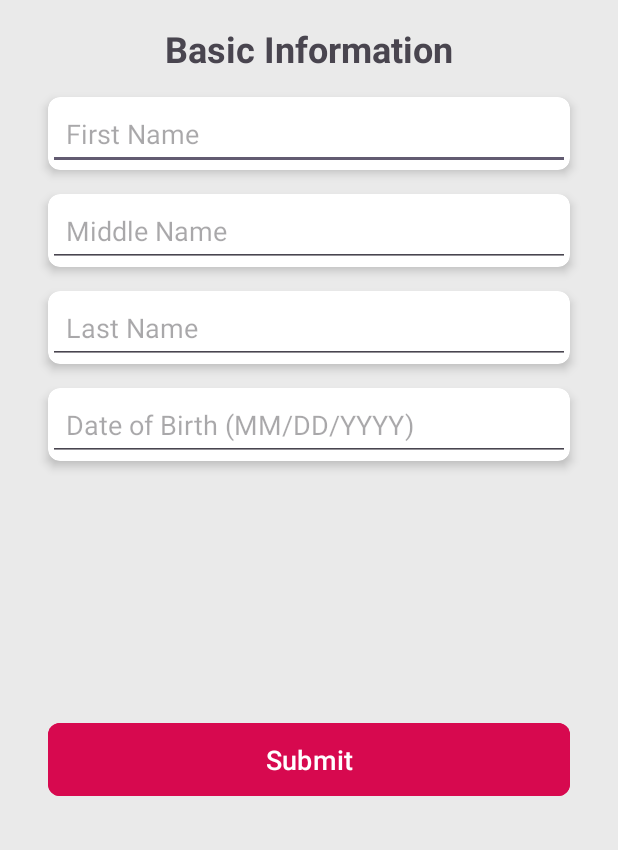
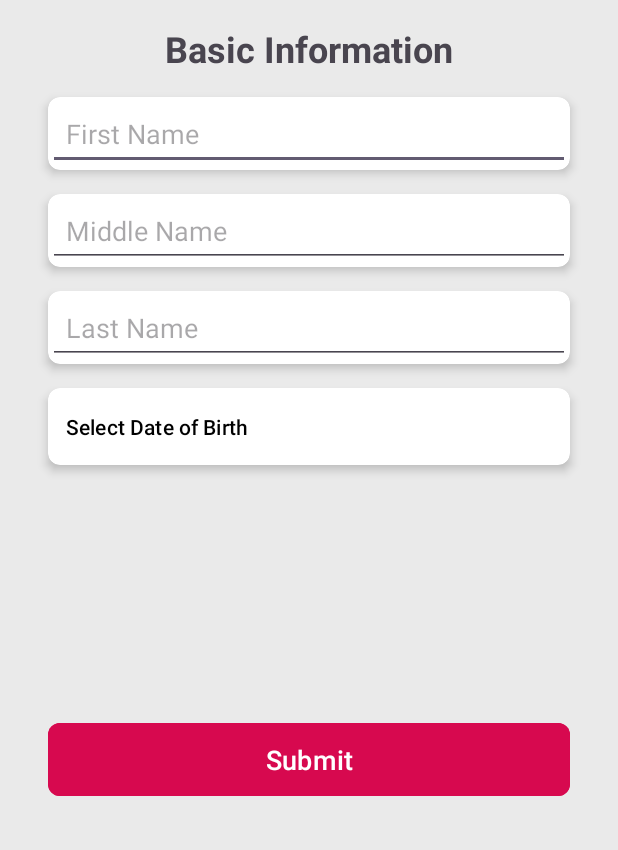
Before and after one commit to nonshas20/Leenk, an Android app: the BasicInfoActivity screen opened directly, with no data from a screen before it, after a tap on "Submit", on a phone screen of 412 x 824 dp, the part 386-1236 px from its top. Run offline under Robolectric (Android 15) with nearby library versions, the phone set to English and light mode, and no system bars; our stand-ins replace Firebase (no records; nobody signed in at launch, a user with empty details on screens opened directly).

Commit message:
-NOT WORKING PA DB

```diff
--- a/app/src/main/java/com/example/leenk/BasicInfoActivity.java
+++ b/app/src/main/java/com/example/leenk/BasicInfoActivity.java
@@ -10,14 +10,19 @@ import android.widget.Toast;
 import com.google.firebase.auth.FirebaseAuth;
 import com.google.firebase.database.DatabaseReference;
 import com.google.firebase.database.FirebaseDatabase;
+import android.app.DatePickerDialog;
+import java.text.SimpleDateFormat;
+import java.util.Calendar;
+import java.util.Locale;
 
 public class BasicInfoActivity extends AppCompatActivity {
 
-    private EditText etFirstName, etMiddleName, etLastName, etDateOfBirth;
-    private Button btnSubmit;
+    private EditText etFirstName, etMiddleName, etLastName;
+    private Button btnDateOfBirth, btnSubmit;
     private ImageButton btnBack;
     private FirebaseAuth mAuth;
     private DatabaseReference mDatabase;
+    private Calendar calendar;
 
     @Override
     protected void onCreate(Bundle savedInstanceState) {
@@ -26,26 +31,51 @@ public class BasicInfoActivity extends AppCompatActivity {
 
         mAuth = FirebaseAuth.getInstance();
         mDatabase = FirebaseDatabase.getInstance().getReference();
+        calendar = Calendar.getInstance();
 
         etFirstName = findViewById(R.id.etFirstName);
         etMiddleName = findViewById(R.id.etMiddleName);
         etLastName = findViewById(R.id.etLastName);
-        etDateOfBirth = findViewById(R.id.etDateOfBirth);
+        btnDateOfBirth = findViewById(R.id.btnDateOfBirth);
         btnSubmit = findViewById(R.id.btnSubmit);
         btnBack = findViewById(R.id.btnBack);
 
         btnBack.setOnClickListener(v -> finish());
 
+        btnDateOfBirth.setOnClickListener(v -> showDatePickerDialog());
+
         btnSubmit.setOnClickListener(v -> submitBasicInfo());
+    }
+
+    private void showDatePickerDialog() {
+        DatePickerDialog datePickerDialog = new DatePickerDialog(
+                this,
+                (view, year, month, dayOfMonth) -> {
+                    calendar.set(Calendar.YEAR, year);
+                    calendar.set(Calendar.MONTH, month);
+                    calendar.set(Calendar.DAY_OF_MONTH, dayOfMonth);
+                    updateDateButtonText();
+                },
+                calendar.get(Calendar.YEAR),
+                calendar.get(Calendar.MONTH),
+                calendar.get(Calendar.DAY_OF_MONTH)
+        );
+        datePickerDialog.show();
+    }
+
+    private void updateDateButtonText() {
+        String dateFormat = "MM/dd/yyyy";
+        SimpleDateFormat sdf = new SimpleDateFormat(dateFormat, Locale.US);
+        btnDateOfBirth.setText(sdf.format(calendar.getTime()));
     }
 
     private void submitBasicInfo() {
         String firstName = etFirstName.getText().toString().trim();
         String middleName = etMiddleName.getText().toString().trim();
         String lastName = etLastName.getText().toString().trim();
-        String dateOfBirth = etDateOfBirth.getText().toString().trim();
+        String dateOfBirth = btnDateOfBirth.getText().toString();
 
-        if (firstName.isEmpty() || lastName.isEmpty() || dateOfBirth.isEmpty()) {
+        if (firstName.isEmpty() || lastName.isEmpty() || dateOfBirth.equals("Select Date of Birth")) {
             Toast.makeText(this, "Please fill in all required fields", Toast.LENGTH_SHORT).show();
             return;
         }
@@ -59,8 +89,8 @@ public class BasicInfoActivity extends AppCompatActivity {
         userRef.child("date_of_birth").setValue(dateOfBirth)
                 .addOnSuccessListener(aVoid -> {
                     Toast.makeText(BasicInfoActivity.this, "Basic information saved successfully", Toast.LENGTH_SHORT).show();
-                            Intent intent = new Intent(BasicInfoActivity.this, HomeAddressActivity.class);
-                        startActivity(intent);
+                    Intent intent = new Intent(BasicInfoActivity.this, HomeAddressActivity.class);
+                    startActivity(intent);
                     finish();
                 })
                 .addOnFailureListener(e -> Toast.makeText(BasicInfoActivity.this, "Failed to save information", Toast.LENGTH_SHORT).show());
--- a/app/src/main/res/layout/activity_basic_info.xml
+++ b/app/src/main/res/layout/activity_basic_info.xml
@@ -119,13 +119,17 @@
         app:layout_constraintStart_toStartOf="parent"
         app:layout_constraintTop_toBottomOf="@id/cvLastName">
 
-        <EditText
-            android:id="@+id/etDateOfBirth"
+        <Button
+            android:id="@+id/btnDateOfBirth"
             android:layout_width="match_parent"
             android:layout_height="wrap_content"
-            android:hint="Date of Birth (MM/DD/YYYY)"
-            android:inputType="date"
-            android:padding="12dp" />
+            android:text="Select Date of Birth"
+            android:textAllCaps="false"
+            android:textColor="@android:color/black"
+            android:background="@android:color/transparent"
+            android:padding="12dp"
+            android:gravity="start|center_vertical" />
+
     </androidx.cardview.widget.CardView>
 
     <Button
```
Also changed, not shown: app/src/main/java/com/example/leenk/CreatePasscodeActivity.java (+16 -3 lines), app/src/main/java/com/example/leenk/MobileVerificationActivity.java (+21 -0 lines).
